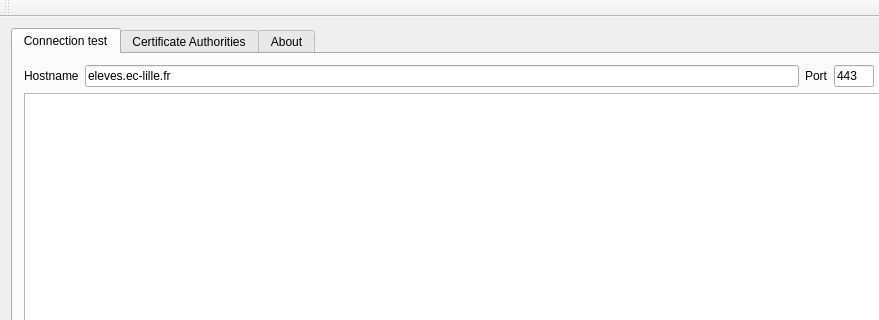
Old version of the form mainwindow.ui in the repository LoginPeople/Dr-SSL; both pictures show x 0 to 879 and y 0 to 320 of the 984 by 573 pixel window.
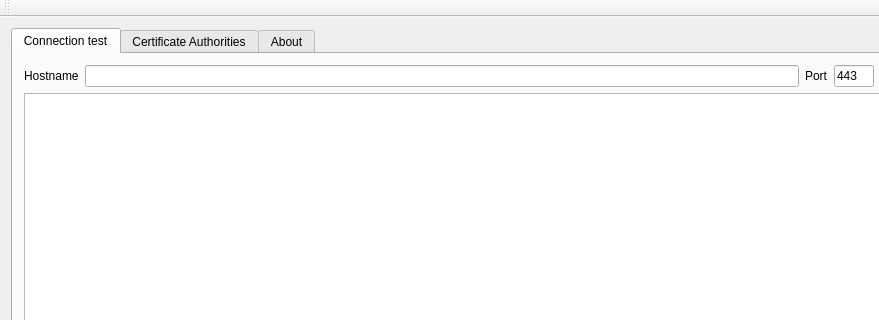
New version of the form. Icons and pictures are not drawn.

Commit message: remove default server

Patch:
```diff
--- a/mainwindow.ui
+++ b/mainwindow.ui
@@ -64,7 +64,7 @@
           <item>
            <widget class="QLineEdit" name="host">
             <property name="text">
-             <string>eleves.ec-lille.fr</string>
+             <string/>
             </property>
            </widget>
           </item>
```
